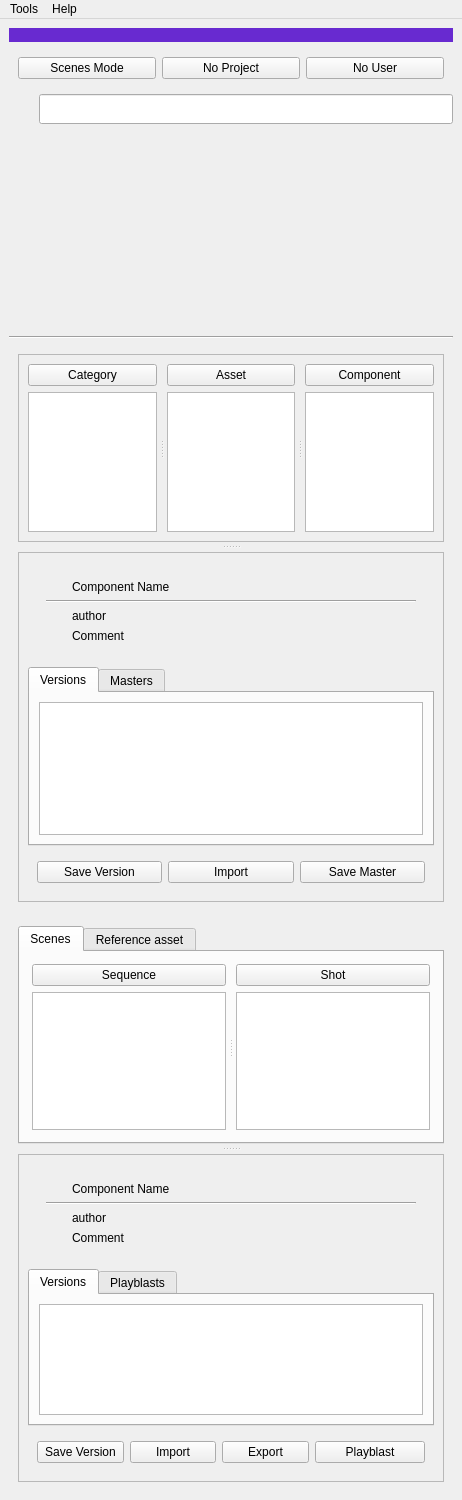
liorbenhorin/pipeline, file ui/pipeline_main_UI.ui: the form before one commit.
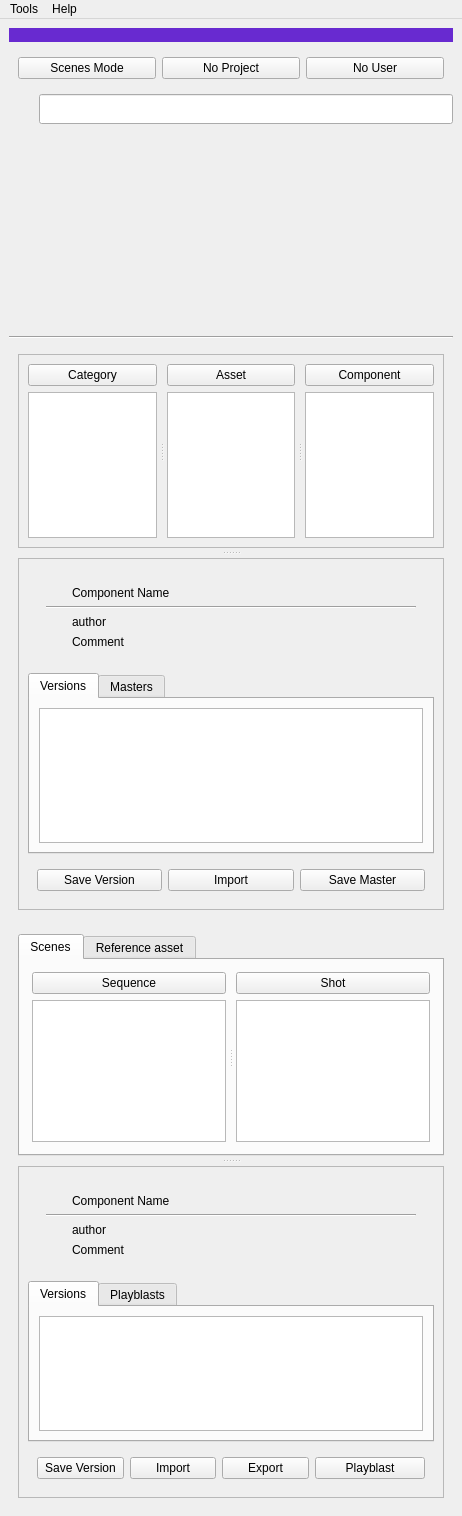
The form after the commit.

```diff
--- a/ui/pipeline_main_UI.ui
+++ b/ui/pipeline_main_UI.ui
@@ -7,7 +7,7 @@
     <x>0</x>
     <y>0</y>
     <width>462</width>
-    <height>1500</height>
+    <height>1516</height>
    </rect>
   </property>
   <property name="sizePolicy">
```
Left out of the diff: 15 changed lines with no effect on the pictures.
